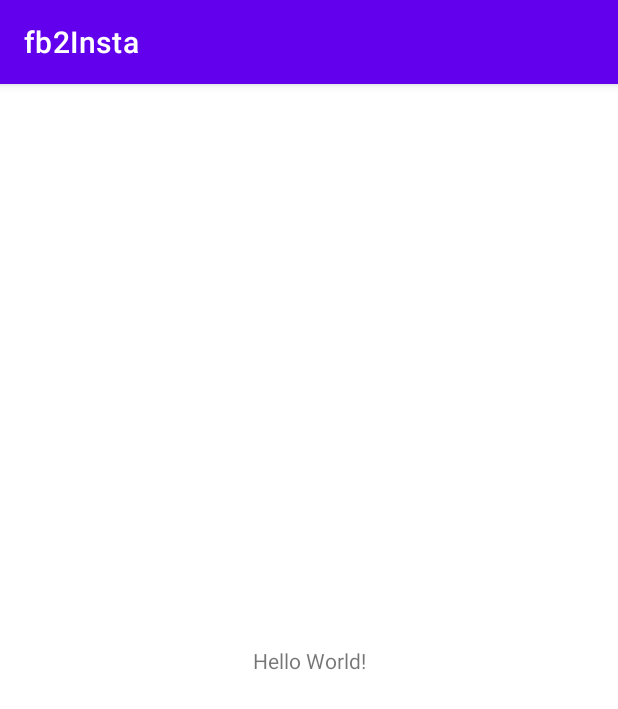
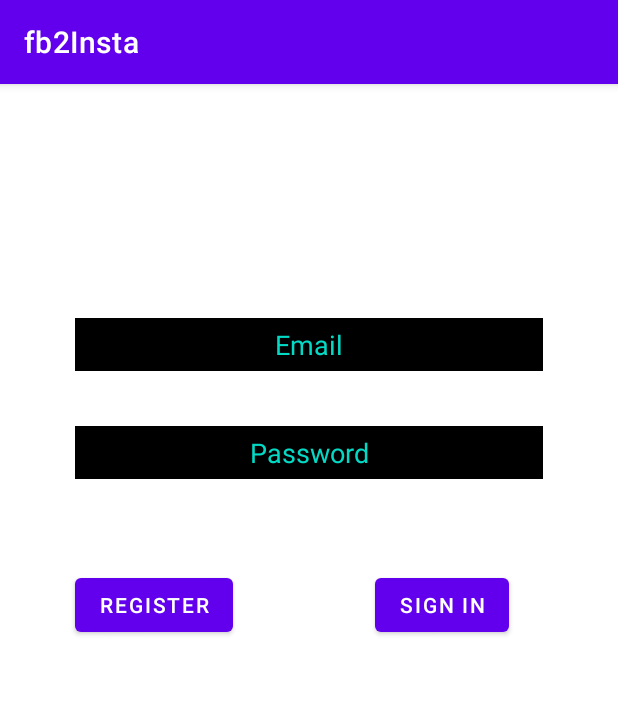
Before and after one commit to Tanmai2002/fb2InstaApk, an Android app: the screen it shows after launch (MainActivity), on a phone screen of 412 x 824 dp. Shown: the top 709 px of the screen. Run offline under Robolectric (Android 15) with nearby library versions, the phone set to English and light mode, and no system bars; our stand-ins replace Firebase (no records; nobody signed in at launch, a user with empty details on screens opened directly).

```diff
--- a/app/src/main/AndroidManifest.xml
+++ b/app/src/main/AndroidManifest.xml
@@ -10,6 +10,9 @@
         android:supportsRtl="true"
         android:theme="@style/Theme.Fb2Insta">
         <activity
+            android:name=".postActivity"
+            android:exported="true" />
+        <activity
             android:name=".MainActivity"
             android:exported="true">
             <intent-filter>
--- /dev/null
+++ b/app/src/main/java/com/dazz/fb2insta/DBHandler/FireBaseHandler.java
@@ -0,0 +1,42 @@
+package com.dazz.fb2insta.DBHandler;
+
+import android.content.Context;
+import android.content.Intent;
+import android.widget.Toast;
+
+import androidx.annotation.NonNull;
+
+import com.google.android.gms.tasks.OnCompleteListener;
+import com.google.android.gms.tasks.Task;
+import com.google.firebase.auth.FirebaseAuth;
+import com.google.firebase.auth.FirebaseUser;
+import com.google.firebase.database.DataSnapshot;
+import com.google.firebase.database.DatabaseReference;
+import com.google.firebase.database.FirebaseDatabase;
+
+public class FireBaseHandler {
+    FirebaseDatabase db;
+    DatabaseReference ref;
+    public static FirebaseUser curUser;
+    public FirebaseAuth auth;
+    public FireBaseHandler(){
+        db=FirebaseDatabase.getInstance();
+        ref=db.getReference();
+        auth=FirebaseAuth.getInstance();
+        curUser=auth.getCurrentUser();
+
+
+
+    }
+
+    public void pushQuote(Context c,String quote){
+        ref.child("quotes").push().setValue(quote).addOnCompleteListener(new OnCompleteListener<Void>() {
+            @Override
+            public void onComplete(@NonNull Task<Void> task) {
+                if(!task.isSuccessful()){
+                    Toast.makeText(c,task.getException().toString(),Toast.LENGTH_LONG).show();
+                }
+            }
+        });
+    }
+}
--- a/app/src/main/res/layout/activity_main.xml
+++ b/app/src/main/res/layout/activity_main.xml
@@ -6,13 +6,61 @@
     android:layout_height="match_parent"
     tools:context=".MainActivity">
 
-    <TextView
+    <EditText
+        android:id="@+id/emailOfUser"
+        android:layout_width="match_parent"
+        android:layout_height="wrap_content"
+        android:layout_marginStart="50dp"
+        android:layout_marginTop="156dp"
+        android:layout_marginEnd="50dp"
+        android:background="@color/black"
+        android:hint="Email"
+        android:padding="5dp"
+        android:textAlignment="center"
+        android:textColor="@color/white"
+        android:inputType="textEmailAddress"
+        android:textColorHint="@color/design_default_color_secondary"
+        app:layout_constraintEnd_toEndOf="parent"
+        app:layout_constraintHorizontal_bias="0.0"
+        app:layout_constraintStart_toStartOf="parent"
+        app:layout_constraintTop_toTopOf="parent" />
+
+    <EditText
+        android:id="@+id/passwordOfUser"
+        android:layout_width="match_parent"
+        android:layout_height="wrap_content"
+        android:layout_marginStart="50dp"
+        android:layout_marginTop="228dp"
+        android:layout_marginEnd="50dp"
+        android:background="@color/black"
+        android:hint="Password"
+        android:inputType="textPassword"
+        android:padding="5dp"
+        android:textAlignment="center"
+        android:textColor="@color/white"
+        android:textColorHint="@color/design_default_color_secondary"
+        app:layout_constraintEnd_toEndOf="parent"
+        app:layout_constraintHorizontal_bias="0.0"
+        app:layout_constraintStart_toStartOf="parent"
+        app:layout_constraintTop_toTopOf="parent" />
+
+    <Button
+        android:id="@+id/Register_Button"
         android:layout_width="wrap_content"
         android:layout_height="wrap_content"
-        android:text="Hello World!"
-        app:layout_constraintBottom_toBottomOf="parent"
-        app:layout_constraintLeft_toLeftOf="parent"
-        app:layout_constraintRight_toRightOf="parent"
-        app:layout_constraintTop_toTopOf="parent" />
+        android:layout_marginStart="50dp"
+        android:layout_marginTop="60dp"
+        android:text="Register"
+        app:layout_constraintStart_toStartOf="parent"
+        app:layout_constraintTop_toBottomOf="@+id/passwordOfUser" />
 
+    <Button
+        android:id="@+id/sign_in_Button"
+        android:layout_width="wrap_content"
+        android:layout_height="wrap_content"
+        android:layout_marginStart="250dp"
+        android:layout_marginTop="60dp"
+        android:text="Sign IN"
+        app:layout_constraintStart_toStartOf="parent"
+        app:layout_constraintTop_toBottomOf="@+id/passwordOfUser" />
 </androidx.constraintlayout.widget.ConstraintLayout>
--- a/build.gradle
+++ b/build.gradle
@@ -6,7 +6,7 @@ buildscript {
     }
     dependencies {
         classpath "com.android.tools.build:gradle:7.0.2"
-
+        classpath 'com.google.gms:google-services:4.3.10'
         // NOTE: Do not place your application dependencies here; they belong
         // in the individual module build.gradle files
     }
```
Also changed, not shown: app/build.gradle (+7 -1 lines), app/src/main/java/com/dazz/fb2insta/MainActivity.java (+83 -1 lines), app/src/main/java/com/dazz/fb2insta/postActivity.java (added, +19 -0 lines), app/src/main/res/layout/activity_post.xml (added, +9 -0 lines).
